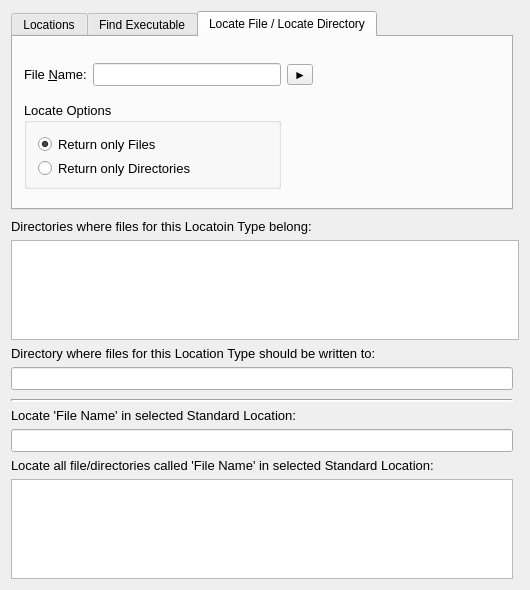
First picture: the form in forms/stdpath.ui, repository copperspice/kitchensink, before the edit.
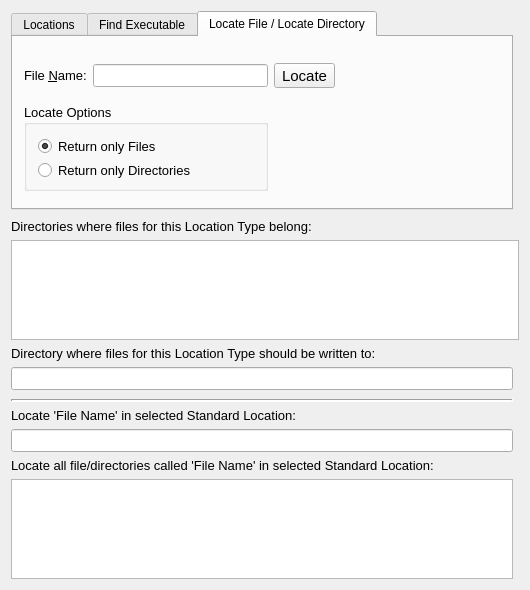
Second picture: the form after the edit. The open tabs and pages were chosen to show the change.

The edit to the form file:
```diff
--- a/forms/stdpath.ui
+++ b/forms/stdpath.ui
@@ -202,7 +202,7 @@
       </font>
      </property>
      <property name="text">
-      <string>Directories where files for this Locatoin Type belong:</string>
+      <string>Directories where files for this Location Type belong:</string>
      </property>
     </widget>
    </item>
@@ -674,8 +674,13 @@
        </item>
        <item row="1" column="2">
         <widget class="QToolButton" name="locateTB">
+         <property name="font">
+          <font>
+           <pointsize>11</pointsize>
+          </font>
+         </property>
          <property name="text">
-          <string>►</string>
+          <string>Locate</string>
          </property>
         </widget>
        </item>
```
Left out of the diff: 11 changed lines with no effect on the pictures.
